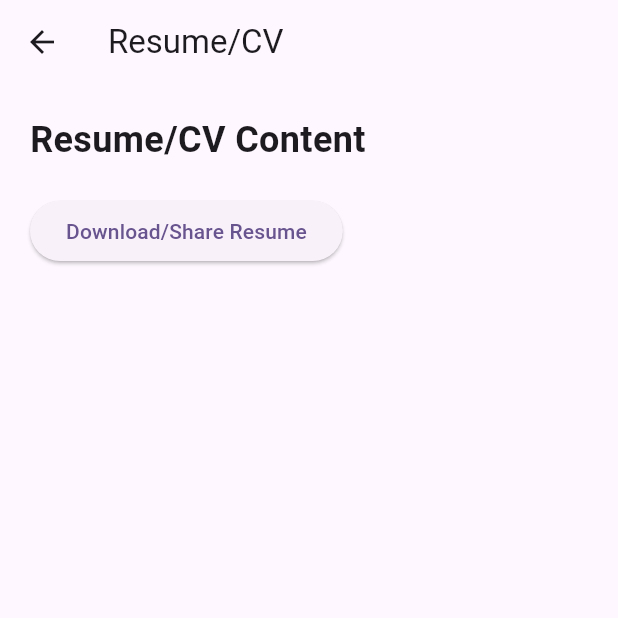
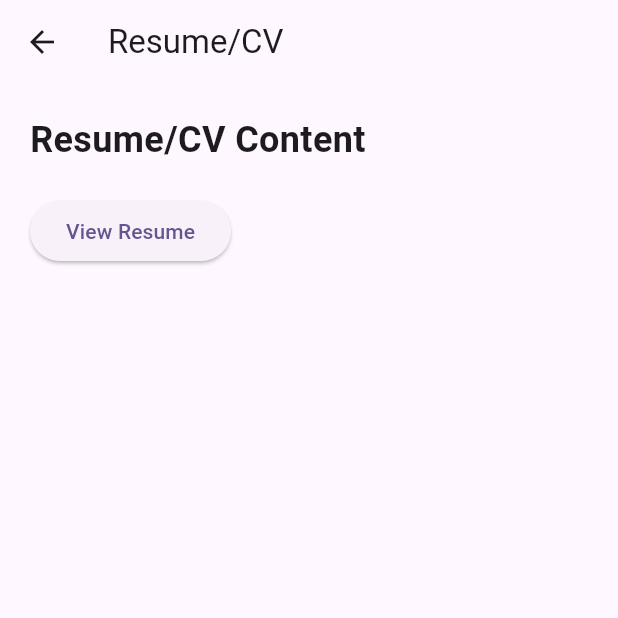
Before and after one commit to mariatesfaye/portfolio_app, a Flutter app: the ResumeScreen screen opened directly, on a phone screen of 412 x 824 dp, the top half of it. Run offline on Flutter 3.47's test engine with Material 3 defaults, Android fonts, the phone set to English and light mode, and no system bars; our stand-ins replace flutter_icons.

Commit message:
Update resume_screen.dart

```diff
--- a/lib/resume_screen.dart
+++ b/lib/resume_screen.dart
@@ -1,4 +1,5 @@
 import 'package:flutter/material.dart';
+
 
 class ResumeScreen extends StatelessWidget {
   @override
@@ -18,11 +19,13 @@ class ResumeScreen extends StatelessWidget {
             ),
             SizedBox(height: 20),
             // Add your resume content here
+
             ElevatedButton(
               onPressed: () {
-                // Implement functionality to download or share resume
+                // Navigate to the PDF viewer screen
+                Navigator.pushNamed(context, '/pdf_viewer', arguments: 'resume.pdf');
               },
-              child: Text('Download/Share Resume'),
+              child: Text('View Resume'),
             ),
           ],
         ),
```
